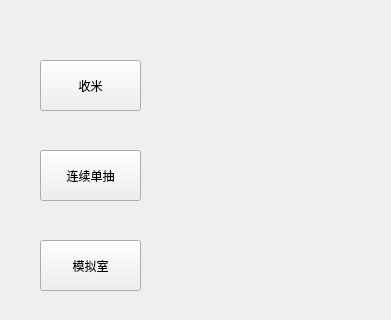
Old version of the form auto_script.ui in the repository gdxxp/NIKKE-helper; both pictures show x 0 to 391 and y 0 to 320 of the 391 by 505 pixel window.
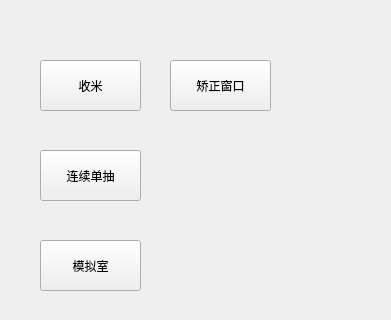
New version of the form. Icons and pictures are not drawn.

Commit message: 添加调整窗口大小功能

Diff of the .ui file:
```diff
--- a/auto_script.ui
+++ b/auto_script.ui
@@ -216,6 +216,24 @@
     <string/>
    </property>
   </widget>
+  <widget class="QPushButton" name="pushButton5">
+   <property name="geometry">
+    <rect>
+     <x>170</x>
+     <y>60</y>
+     <width>101</width>
+     <height>51</height>
+    </rect>
+   </property>
+   <property name="font">
+    <font>
+     <family>Adobe Arabic</family>
+    </font>
+   </property>
+   <property name="text">
+    <string>矫正窗口</string>
+   </property>
+  </widget>
  </widget>
  <resources/>
  <connections/>
```
The commit also changes 2 other files.
